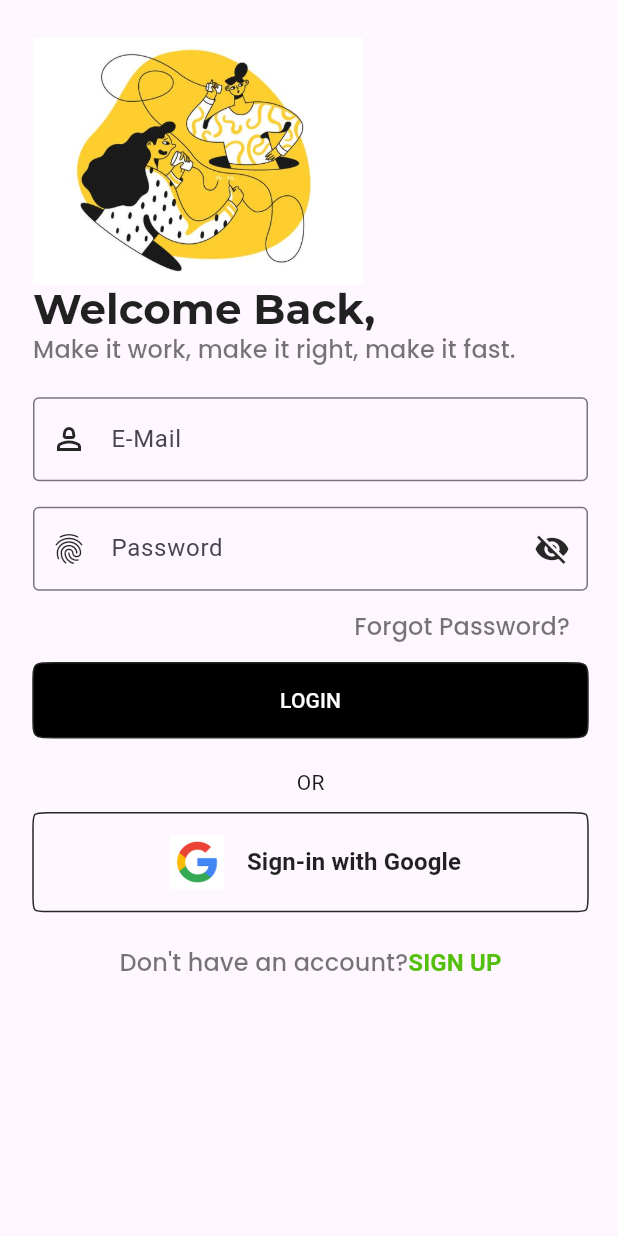
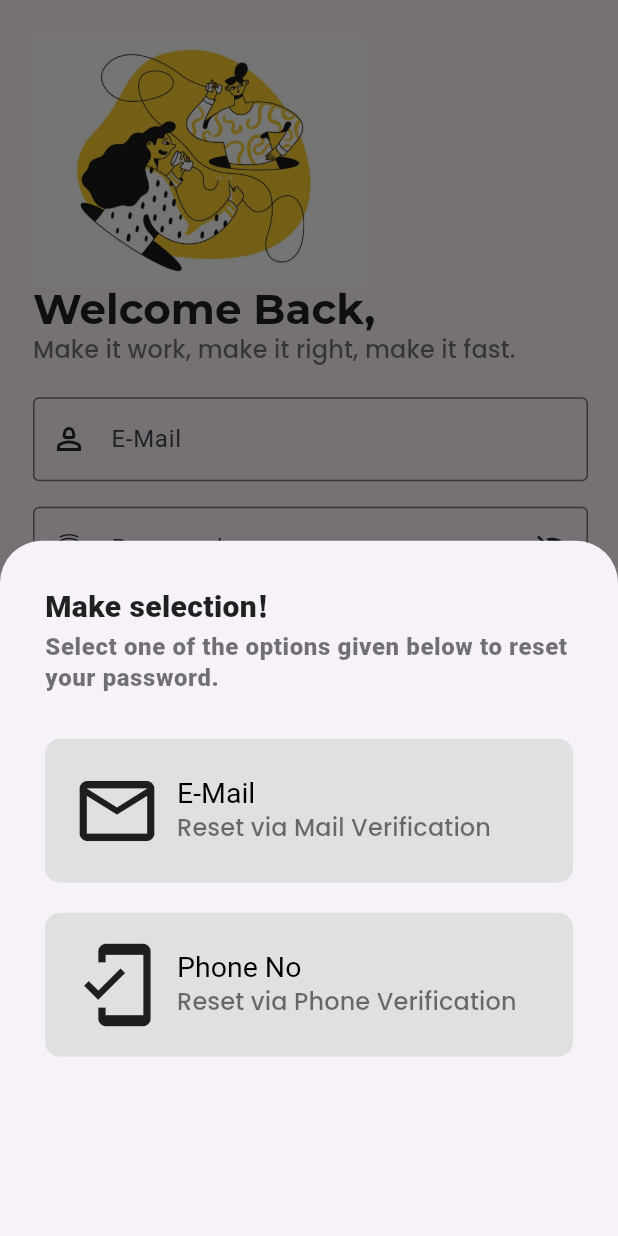
Before and after one commit to Abulaman23/Video-Conference-App, a Flutter app: the LoginScreen2 screen opened directly, after a tap on "Forgot Password?", on a phone screen of 412 x 824 dp. Run offline on Flutter 3.47's test engine with Material 3 defaults, Android fonts, the light colour scheme and no system bars; our stand-ins replace flutter_otp_text_field, google_fonts, line_awesome_flutter, liquid_swipe, smooth_page_indicator.

Commit message:
Forgot password screens

```diff
--- a/lib/main.dart
+++ b/lib/main.dart
@@ -1,5 +1,5 @@
 import 'package:flutter/material.dart';
-import 'package:video_conference_app/screens/splash_screen.dart';
+import 'package:video_conference_app/screens/login_screen_2.dart';
 import 'package:video_conference_app/utils/themes.dart';
 //import 'package:video_conference_app/screens/splash_screen.dart';
 
@@ -18,7 +18,7 @@ class MyApp extends StatelessWidget {
       darkTheme: AppTheme.darkTheme,
       themeMode: ThemeMode.system,
       debugShowCheckedModeBanner: false,
-      home: const SplashScreen(),
+      home: const LoginScreen2(),
     );
   }
 }
--- /dev/null
+++ b/lib/screens/forgot_password/forgetpw_modal_bottom_sheet.dart
@@ -0,0 +1,58 @@
+import 'package:flutter/material.dart';
+import 'package:video_conference_app/screens/forgot_password/forgetpw_mail.dart';
+import 'package:video_conference_app/screens/forgot_password/forgetpw_phone.dart';
+import 'package:video_conference_app/widgets/forget_passwordbtn_widget.dart';
+
+class ForgetPasswordScreen {
+  static Future<dynamic> buildShowModalBottomSheet(BuildContext context) {
+    return showModalBottomSheet(
+      context: context,
+      builder: (context) => Container(
+        padding: const EdgeInsets.all(30),
+        child: Column(
+          crossAxisAlignment: CrossAxisAlignment.start,
+          children: [
+            Text(
+              'Make selection!',
+              style: Theme.of(context).textTheme.bodyMedium,
+            ),
+            Text(
+              'Select one of the options given below to reset your password.',
+              style: Theme.of(context).textTheme.bodySmall,
+            ),
+            const SizedBox(height: 30),
+            ForgetPwBtnWidget(
+              title: 'E-Mail',
+              subTitle: 'Reset via Mail Verification',
+              iconBtn: Icons.email_outlined,
+              onTap: () {
+                Navigator.pop(context);
+                Navigator.push(
+                  context,
+                  MaterialPageRoute(
+                    builder: (context) => const ForgetPasswordMailScreen(),
+                  ),
+                );
+              },
+            ),
+            const SizedBox(height: 20),
+            ForgetPwBtnWidget(
+              title: 'Phone No',
+              subTitle: 'Reset via Phone Verification',
+              iconBtn: Icons.mobile_friendly_outlined,
+              onTap: () {
+                Navigator.pop(context);
+                Navigator.push(
+                  context,
+                  MaterialPageRoute(
+                    builder: (context) => const ForgetPasswordPhoneScreen(),
+                  ),
+                );
+              },
+            ),
+          ],
+        ),
+      ),
+    );
+  }
+}
--- a/lib/screens/home_screen.dart
+++ b/lib/screens/home_screen.dart
@@ -112,7 +112,7 @@ class _HomeScreenState extends State<HomeScreen> {
                   Text(
                     formattedDate,
                     style: const TextStyle(
-                      fontSize: 16,
+                      fontSize: 12,
                       color: Color.fromARGB(255, 84, 191, 12),
                       fontWeight: FontWeight.w700,
                     ),
@@ -155,9 +155,6 @@ class _HomeScreenState extends State<HomeScreen> {
                   ),
                 ),
                 child: GestureDetector(
-                  onTap: () {
-                    DropdownMenu;
-                  },
                   child: SizedBox(
                     width: size.width * 0.9,
                     height: size.height * 0.045,
--- a/lib/utils/text_theme.dart
+++ b/lib/utils/text_theme.dart
@@ -22,6 +22,20 @@ class AppTextTheme {
       fontSize: 19,
       fontWeight: FontWeight.w400,
     ),
+    headlineLarge: GoogleFonts.firaSans(
+      color: Colors.black87,
+      fontWeight: FontWeight.bold,
+    ),
+    bodySmall: GoogleFonts.craftyGirls(
+      color: Colors.black54,
+      fontWeight: FontWeight.w900,
+      fontSize: 16,
+    ),
+    bodyMedium: GoogleFonts.notoSerifBengali(
+      color: Colors.black87,
+      fontWeight: FontWeight.w900,
+      fontSize: 20,
+    ),
   );
   static TextTheme darkTextTheme = TextTheme(
     displayMedium: GoogleFonts.montserrat(
@@ -37,5 +51,22 @@ class AppTextTheme {
       fontWeight: FontWeight.bold,
       fontSize: 24,
     ),
+    displaySmall: GoogleFonts.aBeeZee(
+      color: Colors.white,
+      fontSize: 19,
+      fontWeight: FontWeight.w400,
+    ),
+    headlineLarge: GoogleFonts.firaSans(
+      color: Colors.white,
+      fontWeight: FontWeight.bold,
+    ),
+    bodySmall: GoogleFonts.craftyGirls(
+      color: Colors.white,
+      fontWeight: FontWeight.w900,
+    ),
+    bodyMedium: GoogleFonts.notoSerifBengali(
+      color: Colors.white,
+      fontWeight: FontWeight.w900,
+    ),
   );
 }
--- /dev/null
+++ b/lib/widgets/forget_passwordbtn_widget.dart
@@ -0,0 +1,52 @@
+import 'package:flutter/material.dart';
+
+class ForgetPwBtnWidget extends StatelessWidget {
+  const ForgetPwBtnWidget({
+    super.key,
+    required this.iconBtn,
+    required this.title,
+    required this.subTitle,
+    required this.onTap,
+  });
+
+  final IconData iconBtn;
+  final String title;
+  final String subTitle;
+  final VoidCallback onTap;
+
+  @override
+  Widget build(BuildContext context) {
+    return GestureDetector(
+      onTap: onTap,
+      child: Container(
+        padding: const EdgeInsets.all(18),
+        decoration: BoxDecoration(
+          borderRadius: BorderRadius.circular(10),
+          color: Colors.grey.shade300,
+        ),
+        child: Row(
+          children: [
+            Icon(
+              iconBtn,
+              size: 60,
+            ),
+            const SizedBox(width: 10),
+            Column(
+              crossAxisAlignment: CrossAxisAlignment.start,
+              children: [
+                Text(
+                  title,
+                  style: Theme.of(context).textTheme.displaySmall,
+                ),
+                Text(
+                  subTitle,
+                  style: Theme.of(context).textTheme.titleSmall,
+                ),
+              ],
+            ),
+          ],
+        ),
+      ),
+    );
+  }
+}
--- a/lib/widgets/login_form.dart
+++ b/lib/widgets/login_form.dart
@@ -1,4 +1,5 @@
 import 'package:flutter/material.dart';
+import 'package:video_conference_app/screens/forgot_password/forgetpw_modal_bottom_sheet.dart';
 import 'package:video_conference_app/screens/splash_screen_tologin.dart';
 import 'package:video_conference_app/utils/colors.dart';
 
@@ -88,7 +89,9 @@ class _LoginFormState extends State<LoginForm> {
             Align(
               alignment: Alignment.centerRight,
               child: TextButton(
-                onPressed: () {},
+                onPressed: () {
+                  ForgetPasswordScreen.buildShowModalBottomSheet(context);
+                },
                 child: Text(
                   'Forgot Password?',
                   style: Theme.of(context).textTheme.titleSmall,
--- a/pubspec.yaml
+++ b/pubspec.yaml
@@ -40,6 +40,7 @@ dependencies:
   line_awesome_flutter: ^3.0.1
   google_fonts: ^6.2.1
   liquid_swipe: ^3.1.0
+  flutter_otp_text_field: ^1.1.3+2
 
 dev_dependencies:
   flutter_test:
```
Also changed, not shown: lib/screens/forgot_password/forgetpw_mail.dart (added, +93 -0 lines), lib/screens/forgot_password/forgetpw_phone.dart (added, +94 -0 lines), lib/screens/forgot_password/otp_screen.dart (added, +57 -0 lines), assets/images/forgot_password.png (added), pubspec.lock.
